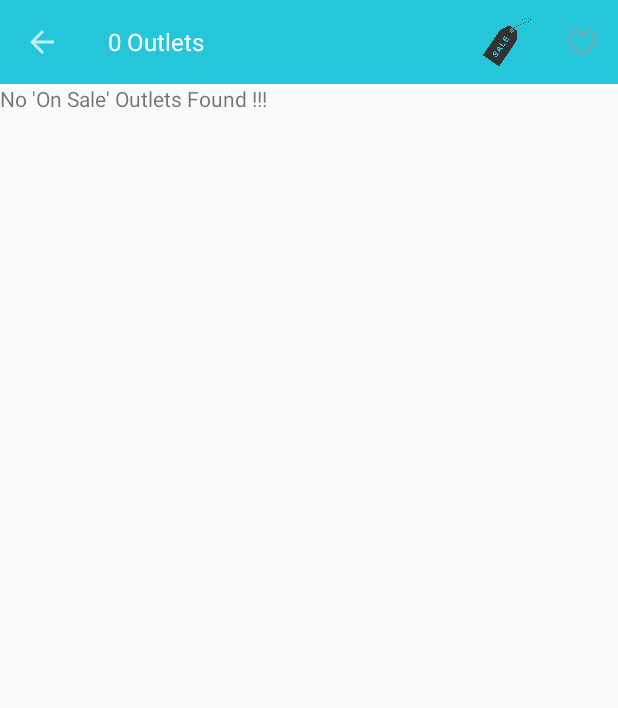
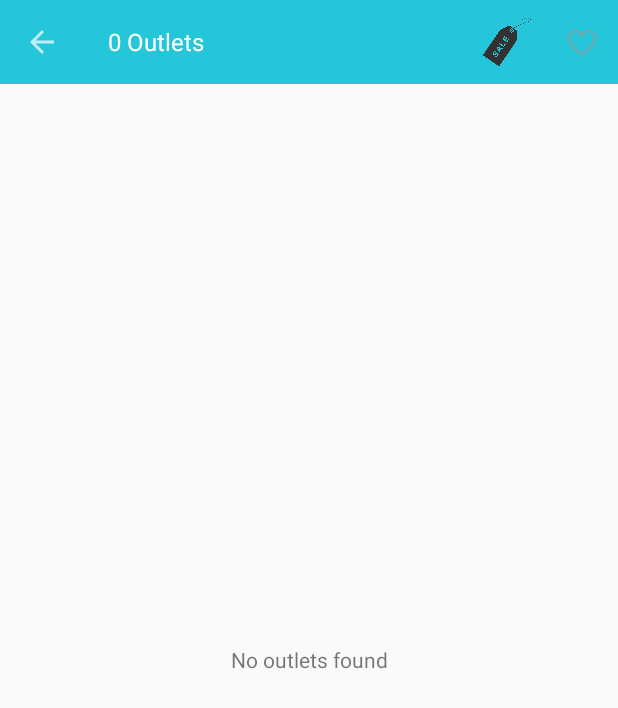
Before and after one commit to srinathwarrier/BrandstoreApp, an Android app: the OutletListActivity screen opened directly, with no data from a screen before it, after a tap on an icon or button, on a phone screen of 412 x 824 dp. Shown: the top 708 px of the screen. Run offline under Robolectric (Android 15) with nearby library versions, the phone set to English and light mode, and no system bars; libraries missing offline, so code that uses them is left out: com.nostra13.universalimageloader; 8 statements that could not run were skipped.

Commit message:
sale favorite issue fix

```diff
--- a/app/src/main/java/com/brandstore1/activities/SearchTMTActivity.java
+++ b/app/src/main/java/com/brandstore1/activities/SearchTMTActivity.java
@@ -72,11 +72,7 @@ public class SearchTMTActivity extends ActionBarActivity {
         mResultList.setOnItemClickListener(new AdapterView.OnItemClickListener() {
             @Override
             public void onItemClick(AdapterView<?> parent, View view, int position, long id) {
-                //from_outlet.clearFocus();
-                //Intent intent = new Intent(getApplicationContext(), SearchTMTActivity.class);
-                //String message=editText1.getText().toString();
-                //String name = mSearchResult.get(position).getName().toString();
-                //String outlet_id = mSearchResult.get(position).getId().toString();
+
                 Intent intent=new Intent();
                 intent.putExtra("outlet_name",mSearchResult.get(position).getName().toString());
                 intent.putExtra("outlet_id",mSearchResult.get(position).getId().toString());
--- a/app/src/main/java/com/brandstore1/adapters/OutletListAdapter.java
+++ b/app/src/main/java/com/brandstore1/adapters/OutletListAdapter.java
@@ -24,6 +24,7 @@ import org.w3c.dom.Text;
 
 import java.io.File;
 import java.util.ArrayList;
+import java.util.HashSet;
 
 /**
  * Created by Ravi on 29-Mar-15.
@@ -32,8 +33,10 @@ import java.util.ArrayList;
 public class OutletListAdapter extends BaseAdapter implements Filterable {
     ArrayList<Outlet> mOutletList;
     ArrayList<Outlet> origOutletList;
+    //HashSet<Outlet> filteredOutlets = new HashSet<Outlet>();
+    //HashSet<Outlet> filteredOnSaleOutlets = new HashSet<Outlet>();
     private LayoutInflater inflater;
-    private Filter favFilter;
+    private Filter filter;
     private Filter saleFilter;
     Toolbar toolbar;
     TextView emptyView;
@@ -122,38 +125,61 @@ public class OutletListAdapter extends BaseAdapter implements Filterable {
     }
 
     @Override
-    public Filter getFilter() {
-        if (favFilter == null){
-            favFilter  = new OutletFavFilter();
+    public Filter getFilter(){
+        if (filter == null){
+            filter  = new OutletFilter();
         }
-        return favFilter;
+        return filter;
     }
 
 
-    private class OutletFavFilter extends Filter
+    private class OutletFilter extends Filter
     {
-
         @Override
         protected FilterResults performFiltering(CharSequence filter) {
 
             FilterResults result = new FilterResults();
-
-            if(filter == "X")
-            {
-                ArrayList<Outlet> filteredOutlets = new ArrayList<Outlet>();
-
-                for(int i = 0, l = mOutletList.size(); i < l; i++)
-                {
+            HashSet<Outlet> filteredOutlets = new HashSet<Outlet>();
+            if(filter == "fav") {
+                for (int i = 0, l = mOutletList.size(); i < l; i++) {
                     Outlet m = mOutletList.get(i);
 
-                   if(m.getIsFavorite().equals("true"))
+                    if (m.getIsFavorite().equals("true"))
                         filteredOutlets.add(m);
 
                 }
+                ArrayList<Outlet> list = new ArrayList<Outlet>(filteredOutlets);
+                //mOutletList = list;
+                result.values = list;
+                result.count = list.size();
+            }
+            else if(filter == "Sale") {
 
-                result.values = filteredOutlets;
-                result.count = filteredOutlets.size();
+                for (int i = 0, l = mOutletList.size(); i < l; i++) {
+                    Outlet m = mOutletList.get(i);
 
+                    if (m.getIsOnSale().equals("true"))
+                        filteredOutlets.add(m);
+
+                }
+                ArrayList<Outlet> list = new ArrayList<Outlet>(filteredOutlets);
+                //mOutletList = list;
+                result.values = list;
+                result.count = list.size();
+            }
+            else if(filter == "favAndSale"){
+
+                for (int i = 0, l = mOutletList.size(); i < l; i++) {
+                    Outlet m = mOutletList.get(i);
+
+                    if (m.getIsFavorite().equals("true")&& m.getIsOnSale().equals("true"))
+                        filteredOutlets.add(m);
+
+                }
+                ArrayList<Outlet> list = new ArrayList<Outlet>(filteredOutlets);
+                //mOutletList = list;
+                result.values = list;
+                result.count = list.size();
 
             }
             else
@@ -175,12 +201,10 @@ public class OutletListAdapter extends BaseAdapter implements Filterable {
             toolbar.setSubtitle(getCount() + " " + "Outlets");
             notifyDataSetChanged();
             if (results.count == 0)
-                emptyView.setText("No Favorites Found !!!");
-
-
+                emptyView.setText("No outlets found");
         }
     }
-
+/*
     public Filter getSaleFilter() {
         if (saleFilter == null){
             saleFilter  = new OutletSaleFilter();
@@ -197,9 +221,8 @@ public class OutletListAdapter extends BaseAdapter implements Filterable {
 
             FilterResults result = new FilterResults();
 
-            if(filterSale == "X")
-            {
-                ArrayList<Outlet> filteredOnSaleOutlets = new ArrayList<Outlet>();
+            if(filterSale == "Sale")
+            {// filteredOnSaleOutlets = null;
 
                 for(int i = 0, l = mOutletList.size(); i < l; i++)
                 {
@@ -210,10 +233,27 @@ public class OutletListAdapter extends BaseAdapter implements Filterable {
                         filteredOnSaleOutlets.add(m);
 
                 }
+                ArrayList<Outlet> list = new ArrayList<Outlet>(filteredOnSaleOutlets);
+                mOutletList = list;
+                result.values = list;
+                result.count = list.size();
 
-                result.values = filteredOnSaleOutlets;
-                result.count = filteredOnSaleOutlets.size();
 
+            }
+            else if(filterSale == "favAndSale"){
+                //filteredOnSaleOutlets = null;
+                for (int i = 0, l = mOutletList.size(); i < l; i++) {
+                    Outlet m = mOutletList.get(i);
+
+                    if (m.getIsFavorite().equals("true")&& m.getIsOnSale().equals("true"))
+                        filteredOnSaleOutlets.add(m);
+                    //filteredOutlets.remove(m);
+
+                }
+                ArrayList<Outlet> list = new ArrayList<Outlet>(filteredOnSaleOutlets);
+                mOutletList = list;
+                result.values = list;
+                result.count = list.size();
 
             }
             else
@@ -240,6 +280,6 @@ public class OutletListAdapter extends BaseAdapter implements Filterable {
 
         }
     }
-
+*/
 
 }
--- a/app/src/main/res/layout/activity_outlet_list.xml
+++ b/app/src/main/res/layout/activity_outlet_list.xml
@@ -37,13 +37,16 @@
             android:paddingLeft="@dimen/activity_horizontal_margin"
             android:paddingRight="@dimen/activity_horizontal_margin"
             android:paddingTop="@dimen/activity_vertical_margin"
-            android:dividerHeight="12dp" />
+            android:dividerHeight="12dp"
+            android:visibility="gone"/>
 
         <TextView
             android:id="@+id/outlet_list_empty_textView"
-            android:layout_width="wrap_content"
-            android:layout_height="wrap_content"
-            android:visibility="gone" />
+            android:layout_width="match_parent"
+            android:layout_height="match_parent"
+            android:gravity="center_horizontal|center_vertical"
+            android:visibility="gone"
+             />
 
 
     </LinearLayout>
```
Also changed, not shown: app/src/main/java/com/brandstore1/activities/OutletDetailsActivity.java (+10 -19 lines), app/src/main/java/com/brandstore1/activities/OutletListActivity.java (+28 -5 lines), app/src/main/java/com/brandstore1/activities/TakeMeThereActivity.java (+4 -6 lines).
